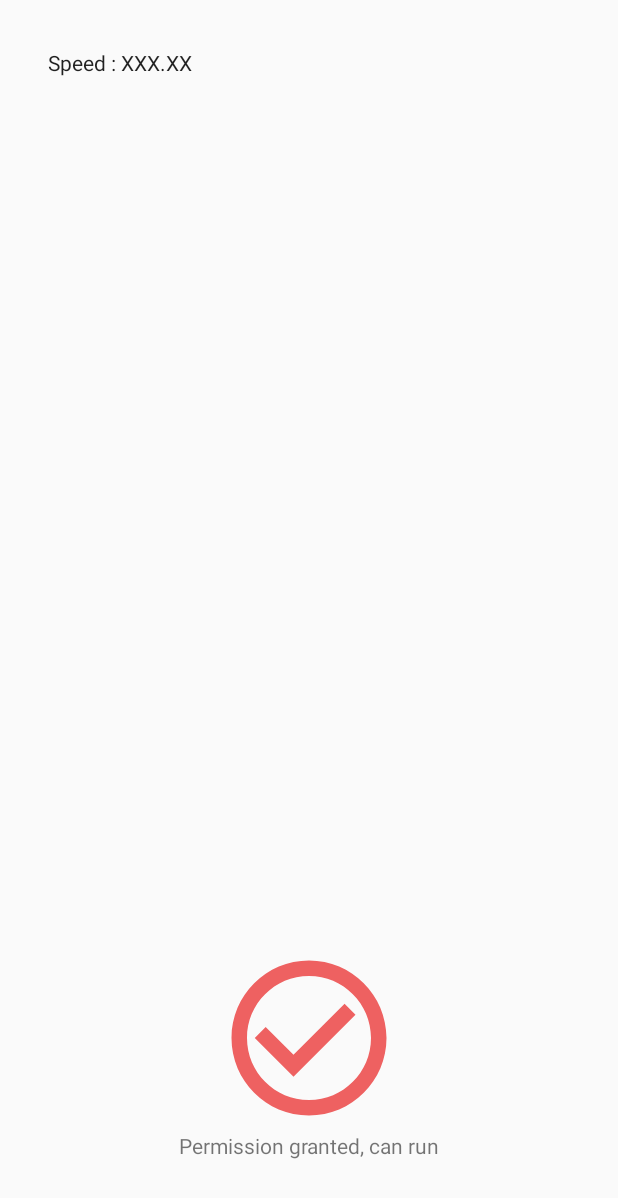
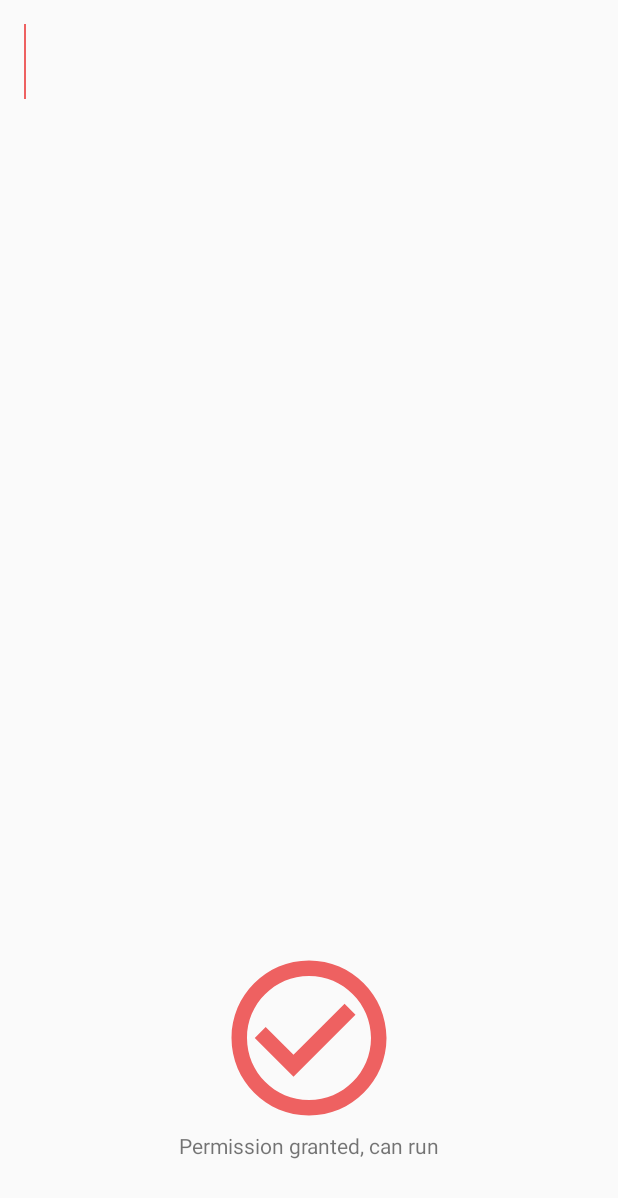
Before and after one commit to skichrome/GpsApp-UbiTransports, an Android app: the layout activity_main.xml on its own in the app's theme, with its tools: preview values and no code run, on a phone screen of 412 x 824 dp. Shown: the top 1198 px of the screen. Run offline under Robolectric (Android 15) with nearby library versions, the phone set to English and light mode, and no system bars.

Commit message:
[Fonctionnalités]     - Ajout d'une vue permettant de voir la vitesse sous forme de barre de 1 à 100.     - Auto scroll vers la fin de l'affichage des logs.

```diff
--- a/app/src/main/res/layout/activity_main.xml
+++ b/app/src/main/res/layout/activity_main.xml
@@ -8,27 +8,34 @@
     android:layout_height="match_parent"
     tools:context=".view.MainActivity">
 
-    <TextView
-        android:id="@+id/activity_main_speed_text"
-        style="@style/TextAppearance.AppCompat.Body1"
-        android:layout_width="wrap_content"
-        android:layout_height="wrap_content"
-        android:layout_marginStart="32dp"
-        android:layout_marginTop="32dp"
+    <View
+        android:id="@+id/activity_main_speed_bar"
+        android:layout_width="1dp"
+        android:layout_height="50dp"
+        android:layout_margin="16dp"
+        android:background="@color/secondaryColor"
+        android:maxWidth="200dp"
+        app:layout_constraintEnd_toEndOf="parent"
+        app:layout_constraintHorizontal_bias="0.0"
         app:layout_constraintStart_toStartOf="parent"
-        app:layout_constraintTop_toTopOf="parent"
-        tools:text="Speed : XXX.XX" />
+        app:layout_constraintTop_toTopOf="parent" />
 
-    <TextView
-        android:id="@+id/activity_main_logs_text"
+    <ScrollView
+        android:id="@+id/activity_main_logs_scroll_view"
         android:layout_width="0dp"
         android:layout_height="0dp"
         android:layout_margin="16dp"
-        android:scrollbars="vertical"
         app:layout_constraintBottom_toTopOf="@+id/activity_main_permission_info_img"
         app:layout_constraintEnd_toEndOf="parent"
         app:layout_constraintStart_toStartOf="parent"
-        app:layout_constraintTop_toBottomOf="@id/activity_main_speed_text" />
+        app:layout_constraintTop_toBottomOf="@+id/activity_main_speed_bar">
+
+        <TextView
+            android:id="@+id/activity_main_logs_text"
+            android:layout_width="match_parent"
+            android:layout_height="wrap_content"
+            android:scrollbars="vertical" />
+    </ScrollView>
 
     <ImageView
         android:id="@+id/activity_main_permission_info_img"
--- a/app/src/main/res/values/strings.xml
+++ b/app/src/main/res/values/strings.xml
@@ -8,5 +8,5 @@
     <string name="activity_main_never_ask_permission_msg">You have permanently denied access to location on your device</string>
     <string name="activity_main_img_perm_status_content_desc">Permission is granted or not</string>
 
-    <string name="activity_main_speed_text">Current speed : %1f1</string>
+    <string name="activity_main_speed_text">Current speed : %1d km/h</string>
 </resources>
```
Also changed, not shown: app/src/main/java/com/skichrome/gpsapp/view/MainActivity.java (+16 -8 lines).
